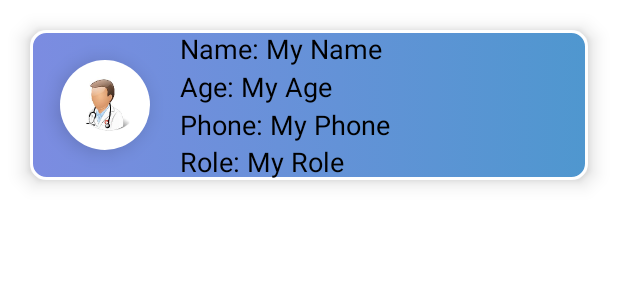
After one commit to Ken329/AndroidStudio_ClinicApp, an Android app: the layout employee_listview.xml on its own in the app's theme, with its tools: preview values and no code run, on a phone screen of 412 x 824 dp. The commit adds this screen. Shown: the top 300 px of the screen. Run offline under Robolectric (Android 15) with nearby library versions, the phone set to English and light mode, and no system bars.

Commit message:
Done Admin Employee Page

```diff
--- a/app/src/main/AndroidManifest.xml
+++ b/app/src/main/AndroidManifest.xml
@@ -9,7 +9,8 @@
         android:roundIcon="@mipmap/ic_launcher_round"
         android:supportsRtl="true"
         android:theme="@style/Theme.ClinicApplication">
-        <activity android:name=".MainAdminDetail"></activity>
+        <activity android:name=".MainAdminEmployee"></activity>
+        <activity android:name=".MainAdminDetail" />
         <activity android:name=".MainAdmin" />
         <activity android:name=".MainSignUp" />
         <activity android:name=".MainActivity">
--- /dev/null
+++ b/app/src/main/res/drawable/popup_back.xml
@@ -0,0 +1,9 @@
+<?xml version="1.0" encoding="utf-8"?>
+<selector xmlns:android="http://schemas.android.com/apk/res/android">
+    <item>
+        <shape android:shape="rectangle">
+            <solid android:color="@color/white"></solid>
+            <corners android:radius="30dp"></corners>
+        </shape>
+    </item>
+</selector>
--- /dev/null
+++ b/app/src/main/res/layout/employee_listview.xml
@@ -0,0 +1,109 @@
+<?xml version="1.0" encoding="utf-8"?>
+<LinearLayout
+    xmlns:android="http://schemas.android.com/apk/res/android"
+    xmlns:app="http://schemas.android.com/apk/res-auto"
+    android:orientation="vertical"
+    android:layout_width="match_parent"
+    android:layout_height="match_parent">
+
+    <LinearLayout
+        android:layout_width="match_parent"
+        android:layout_height="100dp"
+        android:background="@drawable/input"
+        android:elevation="8dp"
+        android:orientation="horizontal"
+        android:layout_margin="20dp">
+
+        <ImageView
+            android:layout_width="60dp"
+            android:layout_height="60dp"
+            android:layout_gravity="center"
+            android:layout_marginLeft="20dp"
+            android:background="@drawable/popup_back"
+            android:elevation="8dp"
+            app:srcCompat="@mipmap/doctor_foreground" />
+        <LinearLayout
+            android:layout_width="200dp"
+            android:layout_height="match_parent"
+            android:orientation="vertical"
+            android:weightSum="4"
+            android:layout_marginLeft="20dp">
+            <LinearLayout
+                android:layout_width="match_parent"
+                android:layout_height="match_parent"
+                android:layout_weight="1">
+                <TextView
+                    android:layout_width="wrap_content"
+                    android:layout_height="wrap_content"
+                    android:text="Name: "
+                    android:textSize="18dp"
+                    android:textColor="@color/black"></TextView>
+
+                <TextView
+                    android:id="@+id/listEmployeeDetailName"
+                    android:layout_width="wrap_content"
+                    android:layout_height="wrap_content"
+                    android:text="My Name"
+                    android:textColor="@color/black"
+                    android:textSize="18dp"></TextView>
+            </LinearLayout>
+            <LinearLayout
+                android:layout_width="match_parent"
+                android:layout_height="match_parent"
+                android:layout_weight="1">
+                <TextView
+                    android:layout_width="wrap_content"
+                    android:layout_height="wrap_content"
+                    android:text="Age: "
+                    android:textSize="18dp"
+                    android:textColor="@color/black"></TextView>
+
+                <TextView
+                    android:id="@+id/listEmployeeDetailAge"
+                    android:layout_width="wrap_content"
+                    android:layout_height="wrap_content"
+                    android:text="My Age"
+                    android:textColor="@color/black"
+                    android:textSize="18dp"></TextView>
+            </LinearLayout>
+            <LinearLayout
+                android:layout_width="match_parent"
+                android:layout_height="match_parent"
+                android:layout_weight="1">
+                <TextView
+                    android:layout_width="wrap_content"
+                    android:layout_height="wrap_content"
+                    android:text="Phone: "
+                    android:textSize="18dp"
+                    android:textColor="@color/black"></TextView>
+
+                <TextView
+                    android:id="@+id/listEmployeeDetailPhone"
+                    android:layout_width="wrap_content"
+                    android:layout_height="wrap_content"
+                    android:text="My Phone"
+                    android:textColor="@color/black"
+                    android:textSize="18dp"></TextView>
+            </LinearLayout>
+            <LinearLayout
+                android:layout_width="match_parent"
+                android:layout_height="match_parent"
+                android:layout_weight="1">
+                <TextView
+                    android:layout_width="wrap_content"
+                    android:layout_height="wrap_content"
+                    android:text="Role: "
+                    android:textSize="18dp"
+                    android:textColor="@color/black"></TextView>
+
+                <TextView
+                    android:id="@+id/listEmployeeDetailRole"
+                    android:layout_width="wrap_content"
+                    android:layout_height="wrap_content"
+                    android:text="My Role"
+                    android:textColor="@color/black"
+                    android:textSize="18dp"></TextView>
+            </LinearLayout>
+        </LinearLayout>
+    </LinearLayout>
+</LinearLayout>
--- a/app/src/main/res/layout/popup.xml
+++ b/app/src/main/res/layout/popup.xml
@@ -12,7 +12,7 @@
         android:id="@+id/textView3"
         android:layout_width="wrap_content"
         android:layout_height="wrap_content"
-        android:layout_marginTop="60dp"
+        android:layout_marginTop="30dp"
         android:text="Welcome to My Clinic"
         android:textColor="@color/black"
         android:textSize="20dp"
```
Also changed, not shown: app/src/main/java/com/example/clinicapplication/MainAdmin.java (+16 -0 lines), app/src/main/java/com/example/clinicapplication/MainAdminEmployee.java (added, +181 -0 lines), app/src/main/java/com/example/clinicapplication/employeeDetail.java (added, +44 -0 lines), app/src/main/res/layout/activity_main_admin_employee.xml (added, +58 -0 lines), app/src/main/res/layout/popup_employee.xml (added, +135 -0 lines).
